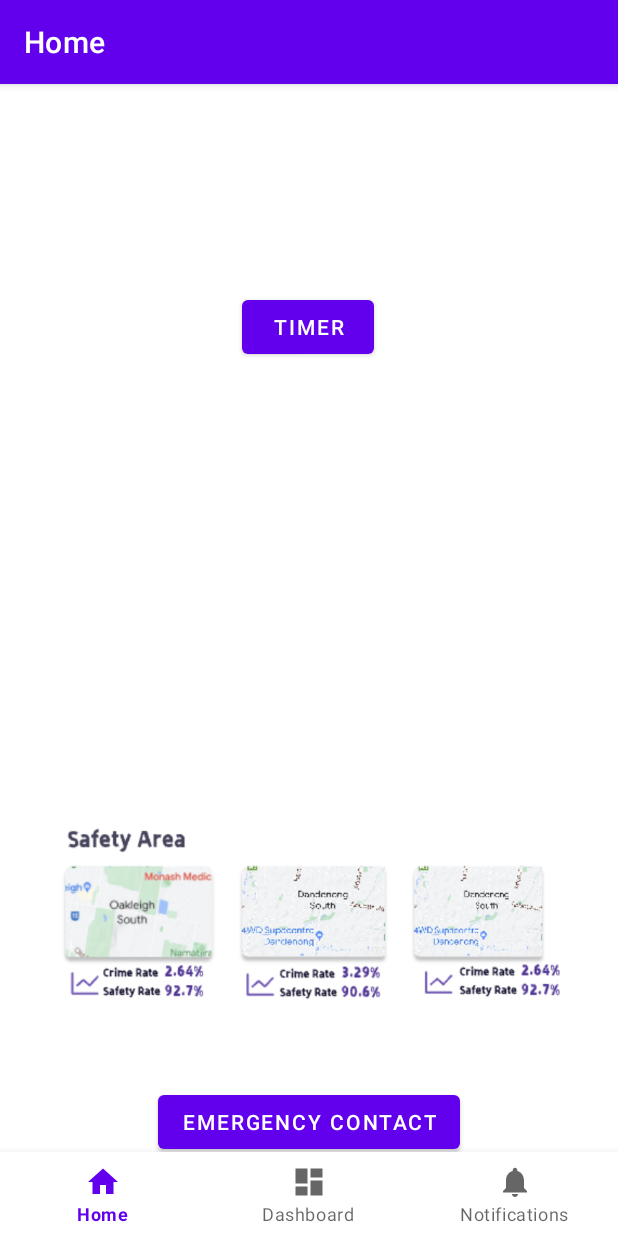
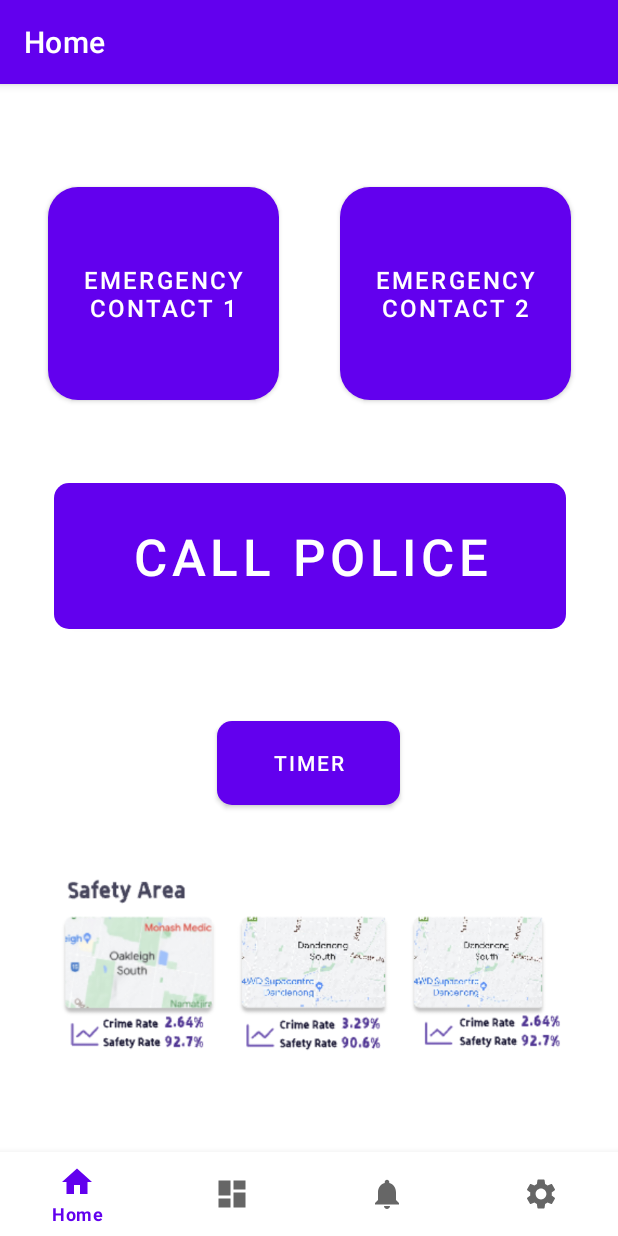
Before and after one commit to YangGe2513/IE-Project, an Android app: the screen it shows after launch (MainActivity), on a phone screen of 412 x 824 dp. Run offline under Robolectric (Android 15) with nearby library versions, the phone set to English and light mode, and no system bars; our stand-ins replace navigation-ui; 1 statement that could not run was skipped.

Commit message:
Version 0.4: Settings -> Users can set emergency contact as well as mode for calling police. Timer -> Optimize time display. Add a dialog when time is up.

```diff
--- a/App/app/src/main/AndroidManifest.xml
+++ b/App/app/src/main/AndroidManifest.xml
@@ -17,7 +17,8 @@
         tools:targetApi="31">
         <activity
             android:name=".ui.TimerActivity"
-            android:exported="false" />
+            android:exported="false"
+            android:label="@string/title_timer"/>
         <activity
             android:name=".ui.login.LoginActivity"
             android:exported="true"
--- a/App/app/src/main/java/com/example/app/MainActivity.java
+++ b/App/app/src/main/java/com/example/app/MainActivity.java
@@ -1,8 +1,6 @@
 package com.example.app;
 
 import android.os.Bundle;
-
-import com.google.android.material.bottomnavigation.BottomNavigationView;
 
 import androidx.appcompat.app.AppCompatActivity;
 import androidx.navigation.NavController;
@@ -11,6 +9,7 @@ import androidx.navigation.ui.AppBarConfiguration;
 import androidx.navigation.ui.NavigationUI;
 
 import com.example.app.databinding.ActivityMainBinding;
+import com.google.android.material.bottomnavigation.BottomNavigationView;
 
 public class MainActivity extends AppCompatActivity {
 
@@ -27,7 +26,7 @@ public class MainActivity extends AppCompatActivity {
         // Passing each menu ID as a set of Ids because each
         // menu should be considered as top level destinations.
         AppBarConfiguration appBarConfiguration = new AppBarConfiguration.Builder(
-                R.id.navigation_home, R.id.navigation_dashboard, R.id.navigation_notifications)
+                R.id.navigation_home, R.id.navigation_dashboard, R.id.navigation_notifications ,R.id.navigation_settings)
                 .build();
         NavController navController = Navigation.findNavController(this, R.id.nav_host_fragment_activity_main);
         NavigationUI.setupActionBarWithNavController(this, navController, appBarConfiguration);
--- a/App/app/src/main/java/com/example/app/ui/home/HomeFragment.java
+++ b/App/app/src/main/java/com/example/app/ui/home/HomeFragment.java
@@ -1,16 +1,20 @@
 package com.example.app.ui.home;
 
+import android.Manifest;
 import android.content.Intent;
+import android.content.SharedPreferences;
+import android.content.pm.PackageManager;
 import android.net.Uri;
 import android.os.Bundle;
 import android.view.LayoutInflater;
 import android.view.View;
 import android.view.ViewGroup;
-import android.widget.TextView;
 
 import androidx.annotation.NonNull;
+import androidx.core.app.ActivityCompat;
 import androidx.fragment.app.Fragment;
 import androidx.lifecycle.ViewModelProvider;
+import androidx.preference.PreferenceManager;
 
 import com.example.app.MapsActivity;
 import com.example.app.databinding.FragmentHomeBinding;
@@ -25,11 +29,12 @@ public class HomeFragment extends Fragment {
         HomeViewModel homeViewModel =
                 new ViewModelProvider(this).get(HomeViewModel.class);
 
+        SharedPreferences sharedPreferences =
+                PreferenceManager.getDefaultSharedPreferences(getActivity());
+
         binding = FragmentHomeBinding.inflate(inflater, container, false);
         View root = binding.getRoot();
 
-        final TextView textView = binding.textHome;
-        homeViewModel.getText().observe(getViewLifecycleOwner(), textView::setText);
 
         // Map
         binding.mapView.setOnClickListener(view -> {
@@ -42,19 +47,41 @@ public class HomeFragment extends Fragment {
             startActivity(intent);
         });
 
-        // Emergency call
-        binding.callButton.setOnClickListener(view -> {
-            int phoneNumber = 123;
+        // Emergency call 1
+        binding.callButton1.setOnClickListener(view -> {
+            String contact1 = sharedPreferences.getString("contact1", "");
+            call(contact1);
+        });
+
+        // Emergency call 2
+        binding.callButton2.setOnClickListener(view -> {
+            String contact2 = sharedPreferences.getString("contact2", "");
+            call(contact2);
+        });
+
+        // Call police
+        binding.policeButton.setOnClickListener(view -> {
+            String dialMode = sharedPreferences.getString("dial_mode","");
+            if ("direct_dial".equals(dialMode)){
+                call("000");
+                return;
+            }
             Intent intent = new Intent(Intent.ACTION_DIAL);
-//            Intent intent = new Intent(Intent.ACTION_CALL);
-            Uri data = Uri.parse("tel:" + phoneNumber);
-//            if (ActivityCompat.checkSelfPermission(getActivity(), Manifest.permission.CALL_PHONE) != PackageManager.PERMISSION_GRANTED) {
-//                ActivityCompat.requestPermissions(getActivity(), new String[]{Manifest.permission.CALL_PHONE},phoneNumber);
-//            }
+            Uri data = Uri.parse("tel:000");
             intent.setData(data);
             startActivity(intent);
         });
         return root;
+    }
+
+    private void call(String contactNumber){
+        Intent intent = new Intent(Intent.ACTION_CALL);
+        Uri data = Uri.parse("tel:" + contactNumber);
+        if (ActivityCompat.checkSelfPermission(getActivity(), Manifest.permission.CALL_PHONE) != PackageManager.PERMISSION_GRANTED) {
+            ActivityCompat.requestPermissions(getActivity(), new String[]{Manifest.permission.CALL_PHONE},1);
+        }
+        intent.setData(data);
+        startActivity(intent);
     }
 
     @Override
--- /dev/null
+++ b/App/app/src/main/res/drawable/ic_baseline_settings_24.xml
@@ -0,0 +1,5 @@
+<vector android:height="24dp" android:tint="#000000"
+    android:viewportHeight="24" android:viewportWidth="24"
+    android:width="24dp" xmlns:android="http://schemas.android.com/apk/res/android">
+    <path android:fillColor="@android:color/white" android:pathData="M19.14,12.94c0.04,-0.3 0.06,-0.61 0.06,-0.94c0,-0.32 -0.02,-0.64 -0.07,-0.94l2.03,-1.58c0.18,-0.14 0.23,-0.41 0.12,-0.61l-1.92,-3.32c-0.12,-0.22 -0.37,-0.29 -0.59,-0.22l-2.39,0.96c-0.5,-0.38 -1.03,-0.7 -1.62,-0.94L14.4,2.81c-0.04,-0.24 -0.24,-0.41 -0.48,-0.41h-3.84c-0.24,0 -0.43,0.17 -0.47,0.41L9.25,5.35C8.66,5.59 8.12,5.92 7.63,6.29L5.24,5.33c-0.22,-0.08 -0.47,0 -0.59,0.22L2.74,8.87C2.62,9.08 2.66,9.34 2.86,9.48l2.03,1.58C4.84,11.36 4.8,11.69 4.8,12s0.02,0.64 0.07,0.94l-2.03,1.58c-0.18,0.14 -0.23,0.41 -0.12,0.61l1.92,3.32c0.12,0.22 0.37,0.29 0.59,0.22l2.39,-0.96c0.5,0.38 1.03,0.7 1.62,0.94l0.36,2.54c0.05,0.24 0.24,0.41 0.48,0.41h3.84c0.24,0 0.44,-0.17 0.47,-0.41l0.36,-2.54c0.59,-0.24 1.13,-0.56 1.62,-0.94l2.39,0.96c0.22,0.08 0.47,0 0.59,-0.22l1.92,-3.32c0.12,-0.22 0.07,-0.47 -0.12,-0.61L19.14,12.94zM12,15.6c-1.98,0 -3.6,-1.62 -3.6,-3.6s1.62,-3.6 3.6,-3.6s3.6,1.62 3.6,3.6S13.98,15.6 12,15.6z"/>
+</vector>
--- a/App/app/src/main/res/layout/fragment_home.xml
+++ b/App/app/src/main/res/layout/fragment_home.xml
@@ -6,55 +6,70 @@
     android:layout_height="match_parent"
     tools:context=".ui.home.HomeFragment">
 
-    <TextView
-        android:id="@+id/text_home"
-        android:layout_width="match_parent"
-        android:layout_height="wrap_content"
-        android:layout_marginStart="8dp"
-        android:layout_marginTop="8dp"
-        android:layout_marginEnd="8dp"
-        android:textAlignment="center"
-        android:textSize="20sp"
+    <Button
+        android:id="@+id/callButton1"
+        android:layout_width="154dp"
+        android:layout_height="154dp"
+        android:text="@string/emergency_contact1"
+        android:textSize="16sp"
+        app:cornerRadius="20dp"
         app:layout_constraintBottom_toBottomOf="parent"
         app:layout_constraintEnd_toEndOf="parent"
-        app:layout_constraintHorizontal_bias="0.0"
+        app:layout_constraintHorizontal_bias="0.124"
         app:layout_constraintStart_toStartOf="parent"
         app:layout_constraintTop_toTopOf="parent"
-        app:layout_constraintVertical_bias="0.494" />
+        app:layout_constraintVertical_bias="0.012" />
 
     <Button
-        android:id="@+id/callButton"
-        android:layout_width="wrap_content"
-        android:layout_height="wrap_content"
-        android:layout_marginBottom="52dp"
-        android:text="@string/emergency_contact"
+        android:id="@+id/callButton2"
+        android:layout_width="154dp"
+        android:layout_height="154dp"
+        android:text="@string/emergency_contact2"
+        android:textSize="16sp"
+        app:cornerRadius="20dp"
         app:layout_constraintBottom_toBottomOf="parent"
         app:layout_constraintEnd_toEndOf="parent"
-        app:layout_constraintStart_toStartOf="parent" />
+        app:layout_constraintHorizontal_bias="0.879"
+        app:layout_constraintStart_toStartOf="parent"
+        app:layout_constraintTop_toTopOf="parent"
+        app:layout_constraintVertical_bias="0.012" />
+
+    <Button
+        android:id="@+id/policeButton"
+        android:layout_width="341dp"
+        android:layout_height="109dp"
+        android:text="@string/police_contact"
+        android:textSize="34sp"
+        app:cornerRadius="10dp"
+        app:layout_constraintBottom_toBottomOf="parent"
+        app:layout_constraintEnd_toEndOf="parent"
+        app:layout_constraintHorizontal_bias="0.507"
+        app:layout_constraintStart_toStartOf="parent"
+        app:layout_constraintTop_toTopOf="parent"
+        app:layout_constraintVertical_bias="0.339" />
 
     <ImageView
         android:id="@+id/mapView"
         android:layout_width="371dp"
         android:layout_height="152dp"
-        android:layout_marginTop="52dp"
         android:src="@drawable/h5"
-        app:layout_constraintBottom_toTopOf="@+id/callButton"
+        app:layout_constraintBottom_toBottomOf="parent"
         app:layout_constraintEnd_toEndOf="parent"
         app:layout_constraintHorizontal_bias="1.0"
         app:layout_constraintStart_toStartOf="parent"
-        app:layout_constraintTop_toBottomOf="@+id/text_home"
-        app:layout_constraintVertical_bias="0.0" />
+        app:layout_constraintTop_toTopOf="parent"
+        app:layout_constraintVertical_bias="0.813" />
 
     <Button
         android:id="@+id/timerButton"
-        android:layout_width="wrap_content"
-        android:layout_height="wrap_content"
-        android:layout_marginBottom="212dp"
-        android:text="Timer"
-        app:layout_constraintBottom_toTopOf="@+id/text_home"
+        android:layout_width="122dp"
+        android:layout_height="68dp"
+        android:text="@string/title_timer"
+        app:cornerRadius="10dp"
+        app:layout_constraintBottom_toBottomOf="parent"
         app:layout_constraintEnd_toEndOf="parent"
         app:layout_constraintHorizontal_bias="0.498"
         app:layout_constraintStart_toStartOf="parent"
         app:layout_constraintTop_toTopOf="parent"
-        app:layout_constraintVertical_bias="1.0" />
+        app:layout_constraintVertical_bias="0.563" />
 </androidx.constraintlayout.widget.ConstraintLayout>
--- a/App/app/src/main/res/menu/bottom_nav_menu.xml
+++ b/App/app/src/main/res/menu/bottom_nav_menu.xml
@@ -16,4 +16,9 @@
         android:icon="@drawable/ic_notifications_black_24dp"
         android:title="@string/title_notifications" />
 
+    <item
+        android:id="@+id/navigation_settings"
+        android:icon="@drawable/ic_baseline_settings_24"
+        android:title="@string/title_settings" />
+
 </menu>
--- a/App/app/src/main/res/navigation/mobile_navigation.xml
+++ b/App/app/src/main/res/navigation/mobile_navigation.xml
@@ -25,7 +25,7 @@
 
     <fragment
         android:id="@+id/navigation_settings"
-        android:name="com.example.app.ui.notifications.NotificationsFragment"
-        android:label="@string/title_notifications"
+        android:name="com.example.app.SettingsFragment"
+        android:label="@string/title_settings"
         tools:layout="" />
 </navigation>
--- a/App/app/src/main/res/values/strings.xml
+++ b/App/app/src/main/res/values/strings.xml
@@ -3,9 +3,13 @@
     <string name="title_home">Home</string>
     <string name="title_dashboard">Dashboard</string>
     <string name="title_notifications">Notifications</string>
+    <string name="title_settings">Settings</string>
     <string name="title_activity_maps">MapsActivity</string>
+    <string name="title_timer">Timer</string>
     <string name="map">Map</string>
-    <string name="emergency_contact">Emergency Contact</string>
+    <string name="police_contact">Call Police</string>
+    <string name="emergency_contact1">Emergency Contact 1</string>
+    <string name="emergency_contact2">Emergency Contact 2</string>
     <string name="title_activity_login">LoginActivity</string>
     <string name="prompt_email">Email</string>
     <string name="prompt_password">Password</string>
@@ -20,8 +24,8 @@
     <string name="sync_header">Sync</string>
 
     <!-- Messages Preferences -->
-    <string name="signature_title">Your signature</string>
-    <string name="reply_title">Default reply action</string>
+    <string name="name_title">Your name</string>
+    <string name="reply_title">Dial mode for calling police</string>
 
     <!-- Sync Preferences -->
     <string name="sync_title">Sync email periodically</string>
```
Also changed, not shown: App/app/src/main/java/com/example/app/ui/TimerActivity.java (+48 -10 lines), App/app/src/main/res/layout/activity_timer.xml (+16 -8 lines), App/app/src/main/res/values/arrays.xml (+6 -6 lines), App/app/src/main/res/xml/root_preferences.xml (+29 -18 lines).
